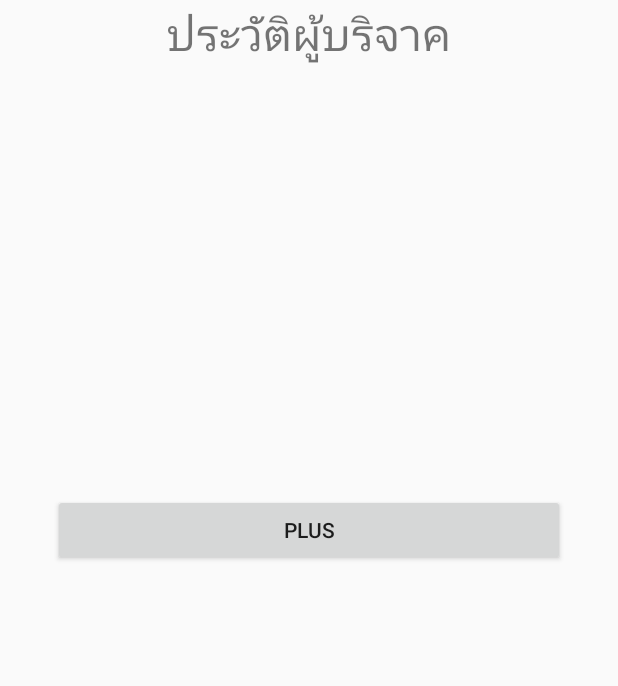
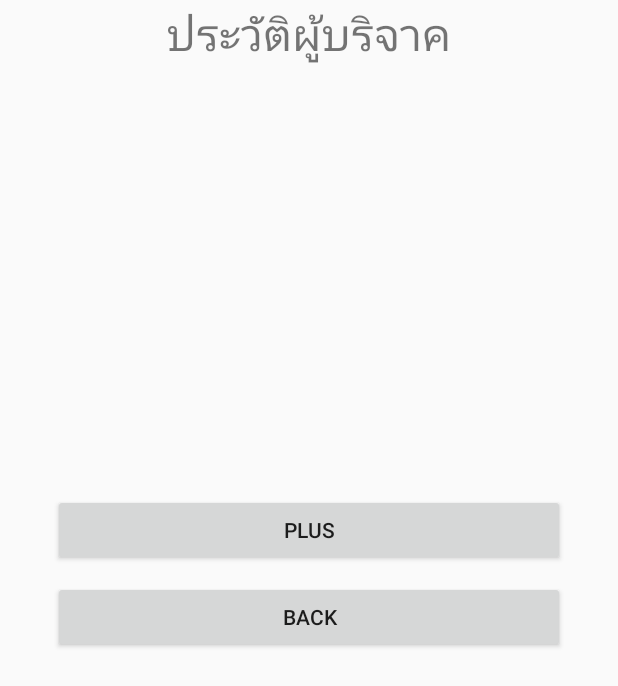
Before and after one commit to jirawan-chuapradit/AB-A-B-O-Keep-Bloods-Record, an Android app: the layout insert_history.xml on its own in the app's theme, with its tools: preview values and no code run, on a phone screen of 412 x 824 dp. Shown: the top 686 px of the screen. Run offline under Robolectric (Android 15) with nearby library versions, the phone set to English and light mode, and no system bars.

```diff
--- a/BloodsRecord/app/src/main/res/layout/insert_history.xml
+++ b/BloodsRecord/app/src/main/res/layout/insert_history.xml
@@ -77,8 +77,14 @@
                 android:layout_marginTop="10dp"
                 android:layout_width="match_parent"
                 android:layout_height="wrap_content"
-                android:id="@+id/btn_cal"
+                android:id="@+id/btn_plus"
                 android:text="Plus"                />
+            <Button
+                android:layout_marginTop="10dp"
+                android:layout_width="match_parent"
+                android:layout_height="wrap_content"
+                android:id="@+id/btn_back_sertNID"
+                android:text="Back"                />
 
 
 
```
Also changed, not shown: BloodsRecord/app/src/main/java/com/example/suttidasat/bloodsrecord/InsertHistoryFragment.java (+23 -7 lines), BloodsRecord/app/src/main/java/com/example/suttidasat/bloodsrecord/NationaID.java (added, +13 -0 lines), BloodsRecord/app/src/main/java/com/example/suttidasat/bloodsrecord/SertNationalID.java (+7 -5 lines).
